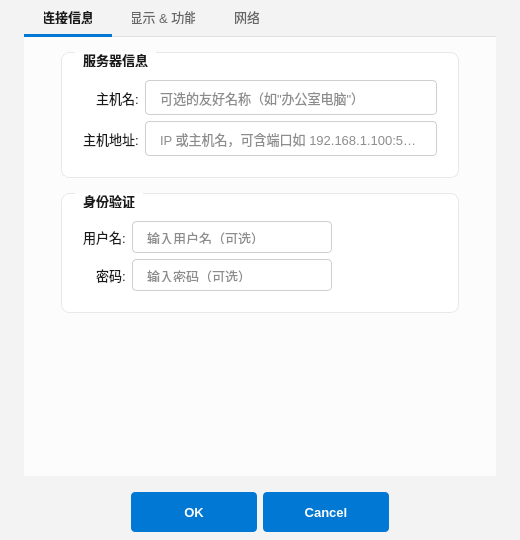
Old version of the form src/ui/connectiondialog.ui in the repository JiaYongChen/CrossRemoteDesktop.
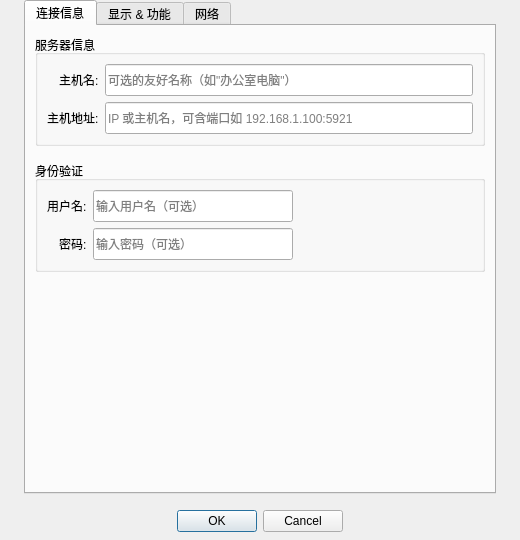
New version of the form.

Commit message: fix: 主题应用完整修复 — 标题栏 DWM 暗色模式 + 对话框内联样式移除 + QSS 控件补全

Diff of the .ui file:
```diff
--- a/src/ui/connectiondialog.ui
+++ b/src/ui/connectiondialog.ui
@@ -15,324 +15,7 @@
     <width>520</width>
     <height>540</height>
    </size>
-  </property>
-  <property name="styleSheet">
-   <string>/* ============================================================
- * ConnectionDialog — Fluent Design (WinUI) 浅色主题
- * ============================================================ */
-
-/* --- 窗口 --- */
-QDialog#ConnectionDialog {
-    background-color: #f3f3f3;
-    font-family: "Segoe UI Variable", "Segoe UI", "Microsoft YaHei", sans-serif;
-    font-size: 13px;
-    color: #1a1a1a;
-}
-
-/* --- 标签页容器（继承对话框背景） --- */
-QWidget#tabContainer {
-    background-color: transparent;
-}
-
-/* --- 标签页容器（标签栏区域背景） --- */
-QTabWidget {
-    background-color: transparent;
-}
-
-/* --- 标签页内容区 --- */
-QTabWidget::pane {
-    background-color: #fcfcfc;
-    border: none;
-    border-top: 1px solid #e0e0e0;
-    top: -1px;
-    padding: 6px 28px;
-}
-
-/* --- 标签栏 --- */
-QTabBar::tab {
-    background-color: transparent;
-    color: #666666;
-    padding: 10px 20px;
-    border: none;
-    border-bottom: 3px solid transparent;
-    font-size: 13px;
-    font-weight: 400;
-}
-
-QTabBar::tab:selected {
-    color: #1a1a1a;
-    font-weight: 600;
-    border-bottom: 3px solid #0078d4;
-}
-
-QTabBar::tab:hover:!selected {
-    color: #1a1a1a;
-}
-
-/* --- 分组框 → 白色卡片 --- */
-QGroupBox {
-    background-color: #ffffff;
-    border: 1px solid #e8e8e8;
-    border-radius: 8px;
-    margin-top: 0px;
-    padding: 18px 12px 12px 12px;
-    font-weight: 600;
-    font-size: 13px;
-    color: #1a1a1a;
-}
-
-QGroupBox::title {
-    subcontrol-origin: margin;
-    left: 14px;
-    padding: 0 6px 0 6px;
-    color: #1a1a1a;
-}
-
-/* --- 标签 --- */
-QLabel {
-    color: #1a1a1a;
-    font-weight: 400;
-    font-size: 13px;
-}
-
-QLabel:disabled {
-    color: #a0a0a0;
-}
-
-/* --- 下拉框 --- */
-QComboBox {
-    border: 1px solid #cfcfcf;
-    border-radius: 4px;
-    padding: 5px 10px;
-    background-color: #ffffff;
-    color: #1a1a1a;
-    font-size: 13px;
-    font-family: "Segoe UI", sans-serif;
-}
-
-QComboBox:hover {
-    border-color: #999999;
-}
-
-QComboBox:focus {
-    border-color: #0078d4;
-}
-
-QComboBox::drop-down {
-    subcontrol-origin: padding;
-    subcontrol-position: top right;
-    width: 24px;
-    border: none;
-    border-top-right-radius: 4px;
-    border-bottom-right-radius: 4px;
-}
-
-QComboBox::down-arrow {
-    width: 12px;
-    height: 12px;
-    margin-right: 6px;
-}
-
-QComboBox QAbstractItemView {
-    border: 1px solid #cfcfcf;
-    border-radius: 4px;
-    background-color: #ffffff;
-    selection-background-color: rgba(0, 120, 212, 0.12);
-    selection-color: #1a1a1a;
-    outline: none;
-}
-
-/* --- 数字输入框 --- */
-QSpinBox {
-    border: 1px solid #cfcfcf;
-    border-radius: 4px;
-    padding: 8px 12px;
-    background-color: #ffffff;
-    color: #1a1a1a;
-    font-size: 13px;
-    font-family: "Segoe UI", sans-serif;
-}
-
-QSpinBox:hover {
-    border-color: #999999;
-}
-
-QSpinBox:focus {
-    border-color: #0078d4;
-}
-
-QSpinBox:disabled {
-    background-color: #f0f0f0;
-    color: #a0a0a0;
-    border-color: #e0e0e0;
-}
-
-QSpinBox::up-button {
-    subcontrol-origin: border;
-    subcontrol-position: top right;
-    width: 20px;
-    border-left: 1px solid #cfcfcf;
-    border-bottom: 1px solid #cfcfcf;
-    border-top-right-radius: 4px;
-}
-
-QSpinBox::up-button:hover {
-    background-color: #e8e8e8;
-}
-
-QSpinBox::up-arrow {
-    width: 8px;
-    height: 8px;
-}
-
-QSpinBox::down-button {
-    subcontrol-origin: border;
-    subcontrol-position: bottom right;
-    width: 20px;
-    border-left: 1px solid #cfcfcf;
-    border-bottom-right-radius: 4px;
-}
-
-QSpinBox::down-button:hover {
-    background-color: #e8e8e8;
-}
-
-QSpinBox::down-arrow {
-    width: 8px;
-    height: 8px;
-}
-
-/* --- 文本框 --- */
-QLineEdit {
-    border: 1px solid #cfcfcf;
-    border-radius: 4px;
-    padding: 8px 12px;
-    background-color: #ffffff;
-    color: #1a1a1a;
-    font-size: 13px;
-    font-family: "Segoe UI", sans-serif;
-}
-
-QLineEdit:hover {
-    border-color: #999999;
-}
-
-QLineEdit:focus {
-    border-color: #0078d4;
-}
-
-/* --- 复选框（传统方框样式） --- */
-QCheckBox {
-    color: #1a1a1a;
-    font-size: 13px;
-    spacing: 8px;
-}
-
-QCheckBox::indicator {
-    width: 16px;
-    height: 16px;
-    border-radius: 3px;
-    background-color: #ffffff;
-    border: 2px solid #cccccc;
-}
-
-QCheckBox::indicator:checked {
-    background-color: #0078d4;
-    border-color: #0078d4;
-}
-
-QCheckBox::indicator:hover {
-    border-color: #999999;
-}
-
-QCheckBox::indicator:checked:hover {
-    background-color: #106ebe;
-    border-color: #106ebe;
-}
-
-/* --- 滑块（图像质量） --- */
-QSlider::groove:horizontal {
-    background-color: #e0e0e0;
-    height: 4px;
-    border-radius: 2px;
-}
-
-QSlider::sub-page:horizontal {
-    background-color: #0078d4;
-    height: 4px;
-    border-radius: 2px;
-}
-
-QSlider::handle:horizontal {
-    background-color: #ffffff;
-    border: 2px solid #0078d4;
-    width: 16px;
-    height: 16px;
-    margin: -6px 0;
-    border-radius: 8px;
-}
-
-QSlider::handle:horizontal:hover {
-    background-color: #f0f0f0;
-    border-color: #106ebe;
-}
-
-/* --- 底部按钮栏（对话框按钮） --- */
-QDialogButtonBox QPushButton {
-    background-color: #0078d4;
-    color: #ffffff;
-    border: none;
-    border-radius: 4px;
-    padding: 6px 18px;
-    font-size: 13px;
-    font-weight: 500;
-    min-width: 90px;
-    min-height: 28px;
-}
-
-QDialogButtonBox QPushButton:hover {
-    background-color: #106ebe;
-}
-
-QDialogButtonBox QPushButton:pressed {
-    background-color: #005a9e;
-}
-
-/* --- 滚动条 --- */
-QScrollBar:vertical {
-    width: 6px;
-    background-color: transparent;
-    margin: 0;
-}
-
-QScrollBar::handle:vertical {
-    background-color: #c0c0c0;
-    border-radius: 3px;
-    min-height: 30px;
-}
-
-QScrollBar::handle:vertical:hover {
-    background-color: #a0a0a0;
-}
-
-QScrollBar::add-line:vertical,
-QScrollBar::sub-line:vertical {
-    height: 0px;
-}
-
-QScrollBar::add-page:vertical,
-QScrollBar::sub-page:vertical {
-    background-color: transparent;
-}
-
-/* --- 标签页内 QWidget 透底 --- */
-QWidget#connectionTab,
-QWidget#optionsTab,
-QWidget#advancedTab {
-    background-color: transparent;
-}</string>
-  </property>
-  <property name="modal"><bool>true</bool></property>
+  </property>  <property name="modal"><bool>true</bool></property>
   <layout class="QVBoxLayout" name="verticalLayout">
    <property name="spacing"><number>0</number></property>
    <property name="leftMargin"><number>0</number></property>
```
The commit also changes 13 other files.
